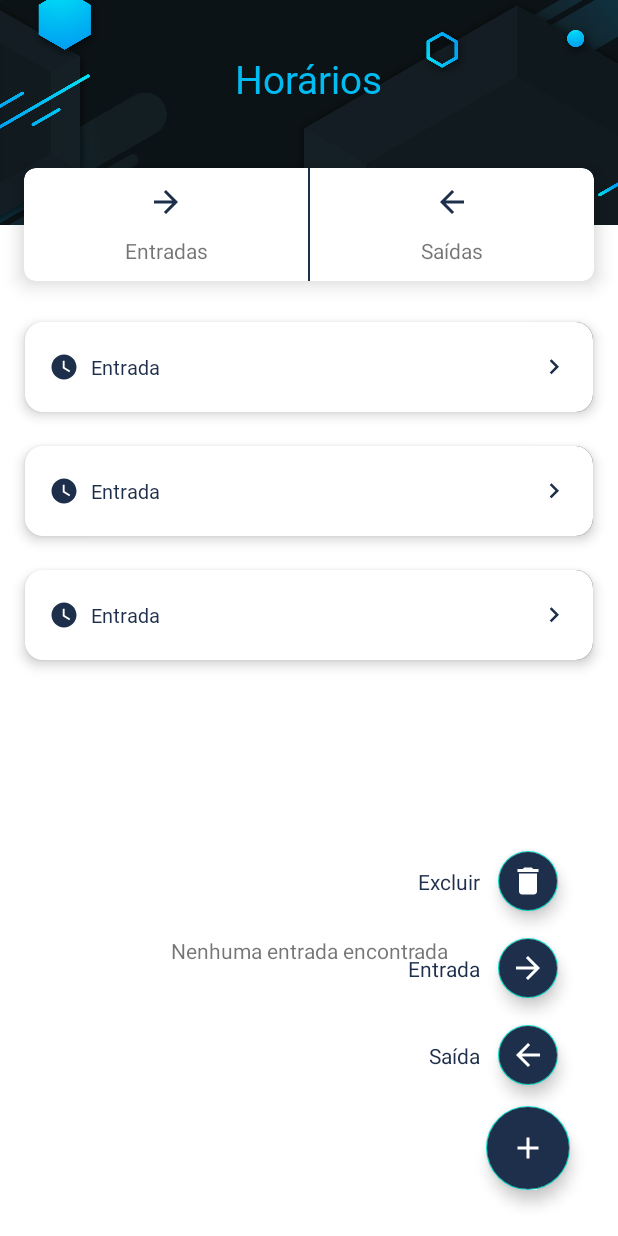
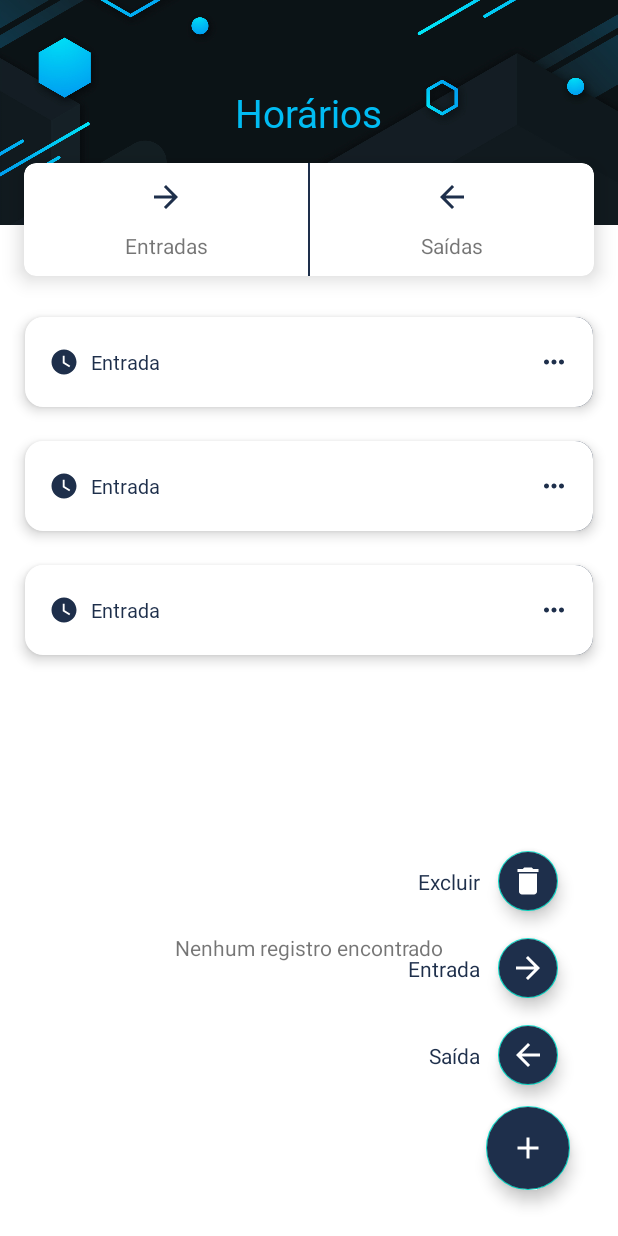
Before and after one commit to thiagoalexb/clockin, an Android app: the layout fragment_day_schedules.xml on its own in the app's theme, with its tools: preview values and no code run, on a phone screen of 412 x 824 dp. Run offline under Robolectric (Android 15) with nearby library versions, the phone set to English and light mode, and no system bars.

Commit message:
Melhorado layout

```diff
--- /dev/null
+++ b/app/src/main/res/drawable/ic_more_horiz.xml
@@ -0,0 +1,5 @@
+<vector android:height="24dp" android:tint="#FFFFFF"
+    android:viewportHeight="24.0" android:viewportWidth="24.0"
+    android:width="24dp" xmlns:android="http://schemas.android.com/apk/res/android">
+    <path android:fillColor="#FF000000" android:pathData="M6,10c-1.1,0 -2,0.9 -2,2s0.9,2 2,2 2,-0.9 2,-2 -0.9,-2 -2,-2zM18,10c-1.1,0 -2,0.9 -2,2s0.9,2 2,2 2,-0.9 2,-2 -0.9,-2 -2,-2zM12,10c-1.1,0 -2,0.9 -2,2s0.9,2 2,2 2,-0.9 2,-2 -0.9,-2 -2,-2z"/>
+</vector>
--- a/app/src/main/res/layout/fragment_address.xml
+++ b/app/src/main/res/layout/fragment_address.xml
@@ -41,7 +41,7 @@
             app:layout_constraintEnd_toEndOf="parent"
             app:layout_constraintStart_toStartOf="parent"
             app:layout_constraintTop_toTopOf="parent"
-            app:layout_constraintVertical_bias="0.3" />
+            app:layout_constraintVertical_bias="0.5" />
 
         <androidx.cardview.widget.CardView
             android:layout_width="match_parent"
--- a/app/src/main/res/layout/fragment_day_schedules.xml
+++ b/app/src/main/res/layout/fragment_day_schedules.xml
@@ -39,7 +39,7 @@
             app:layout_constraintEnd_toEndOf="parent"
             app:layout_constraintStart_toStartOf="parent"
             app:layout_constraintTop_toTopOf="parent"
-            app:layout_constraintVertical_bias="0.3" />
+            app:layout_constraintVertical_bias="0.5" />
 
         <androidx.cardview.widget.CardView
             android:id="@+id/tabs_card_view"
@@ -52,7 +52,7 @@
             app:layout_constraintEnd_toEndOf="parent"
             app:layout_constraintStart_toStartOf="parent"
             app:layout_constraintTop_toBottomOf="@+id/title_text_view"
-            app:layout_constraintVertical_bias="0.04000002">
+            app:layout_constraintVertical_bias="0.0">
 
             <androidx.constraintlayout.widget.ConstraintLayout
                 android:id="@+id/container_tabs_constraint"
@@ -183,7 +183,7 @@
                     android:layout_width="match_parent"
                     android:layout_height="match_parent"
                     android:gravity="center"
-                    android:text="@string/no_entries_results" />
+                    android:text="@string/no_results_found" />
 
             </LinearLayout>
 
--- a/app/src/main/res/layout/fragment_report.xml
+++ b/app/src/main/res/layout/fragment_report.xml
@@ -37,7 +37,7 @@
             app:layout_constraintEnd_toEndOf="parent"
             app:layout_constraintStart_toStartOf="parent"
             app:layout_constraintTop_toTopOf="parent"
-            app:layout_constraintVertical_bias="0.3" />
+            app:layout_constraintVertical_bias="0.5" />
 
         <androidx.cardview.widget.CardView
             android:id="@+id/content_card_view"
--- a/app/src/main/res/layout/item_edit_shedule.xml
+++ b/app/src/main/res/layout/item_edit_shedule.xml
@@ -131,12 +131,12 @@
                             android:layout_width="20dp"
                             android:layout_height="wrap_content"
                             android:tint="@color/colorDefault"
-                            app:srcCompat="@drawable/ic_arrow_right"
                             app:layout_constraintBottom_toBottomOf="parent"
                             app:layout_constraintEnd_toEndOf="parent"
                             app:layout_constraintHorizontal_bias="1.0"
                             app:layout_constraintStart_toStartOf="parent"
-                            app:layout_constraintTop_toTopOf="parent"/>
+                            app:layout_constraintTop_toTopOf="parent"
+                            app:srcCompat="@drawable/ic_more_horiz" />
 
                     </androidx.constraintlayout.widget.ConstraintLayout>
 
--- a/app/src/main/res/values/strings.xml
+++ b/app/src/main/res/values/strings.xml
@@ -41,8 +41,7 @@
     <string name="schedule">Horário</string>
     <string name="entries">Entradas</string>
     <string name="departures">Saídas</string>
-    <string name="no_entries_results">Nenhuma entrada encontrada</string>
-    <string name="no_departures_results">Nenhuma saída encontrada</string>
+    <string name="no_results_found">Nenhum registro encontrado</string>
     <string name="content_description_splash">Imagem de fundo da splash screen</string>
     <string name="remove_schedule">Excluir</string>
     <string name="remove_schedule_ask">Tem certeza que deseja excluir?</string>
```
Also changed, not shown: app/src/main/res/drawable/background.jpg.
